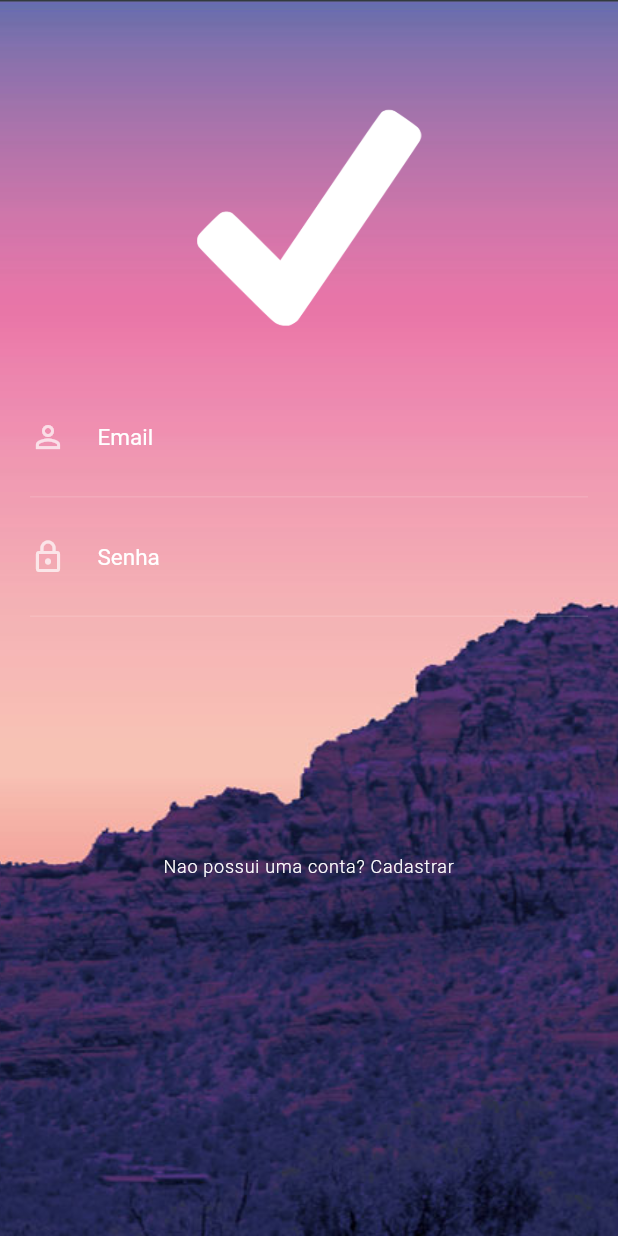
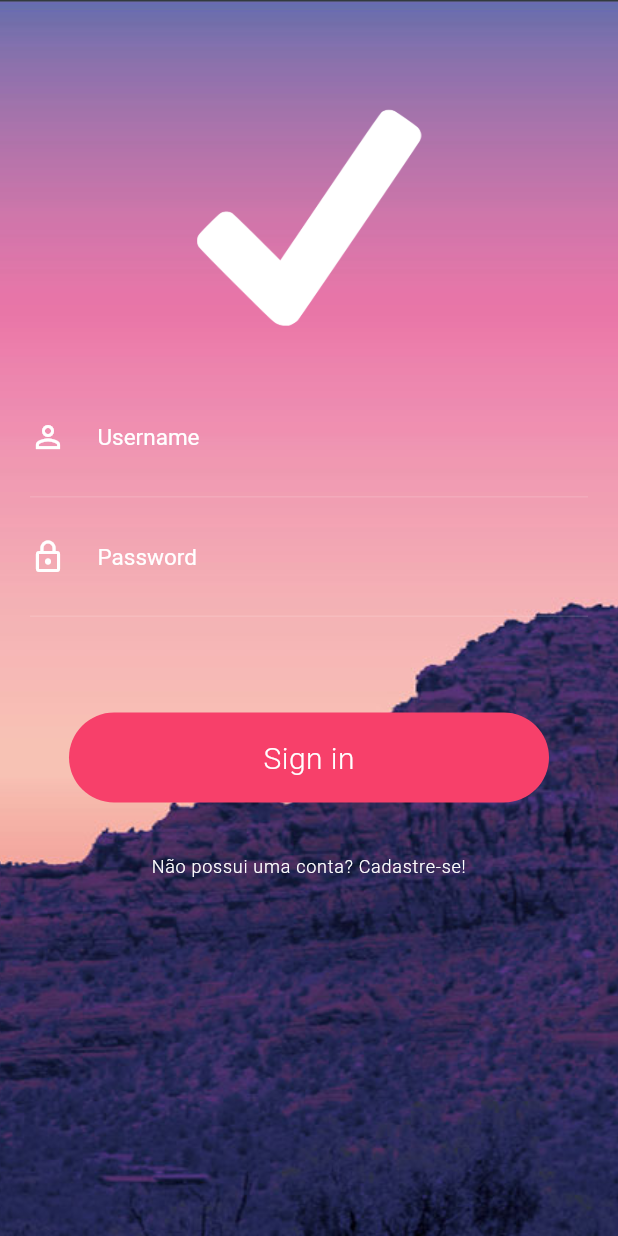
Before and after one commit to souzaleandror/flutter_app_animations, a Flutter app: the screen it shows after launch, on a phone screen of 412 x 824 dp. Run offline on Flutter 3.47's test engine with Material 2 defaults, Android fonts, the phone set to English and light mode, and no system bars.

Commit message:
Commit Final

```diff
--- /dev/null
+++ b/lib/screens/home/widgets/stagger_animation.dart
@@ -0,0 +1,57 @@
+import 'package:flutter/material.dart';
+
+import 'animated_list_view.dart';
+import 'fade_container.dart';
+import 'home_top.dart';
+
+class StaggerAnimation extends StatelessWidget {
+  final AnimationController controller;
+
+  StaggerAnimation({@required this.controller})
+      : containerGrow = CurvedAnimation(parent: controller, curve: Curves.ease),
+        listSlidePosition = EdgeInsetsTween(
+                begin: EdgeInsets.only(bottom: 0),
+                end: EdgeInsets.only(bottom: 80))
+            .animate(CurvedAnimation(
+                parent: controller,
+                curve: Interval(0.325, 0.8, curve: Curves.ease))),
+        fadeAnimation = ColorTween(
+          begin: Color.fromRGBO(247, 64, 106, 1.0),
+          end: Color.fromRGBO(247, 64, 106, 0.0),
+        ).animate(
+            CurvedAnimation(parent: controller, curve: Curves.decelerate));
+
+  final Animation<double> containerGrow;
+  final Animation<EdgeInsets> listSlidePosition;
+  final Animation<Color> fadeAnimation;
+
+  Widget _buildAnimation(BuildContext context, Widget child) {
+    return Stack(
+      children: <Widget>[
+        ListView(
+          padding: EdgeInsets.zero,
+          children: <Widget>[
+            HomeTop(containerGrow: containerGrow),
+            AnimatedListView(
+              listSlidePosition: listSlidePosition,
+            )
+          ],
+        ),
+        IgnorePointer(
+          child: FadeContainer(
+            fadeAnimation: fadeAnimation,
+          ),
+        )
+      ],
+    );
+  }
+
+  @override
+  Widget build(BuildContext context) {
+    return Scaffold(
+      body: Container(
+        child: AnimatedBuilder(animation: controller, builder: _buildAnimation),
+      ),
+    );
+  }
+}
--- a/lib/screens/login/login_screen.dart
+++ b/lib/screens/login/login_screen.dart
@@ -1,15 +1,46 @@
 import 'package:flutter/material.dart';
+import 'package:flutter/scheduler.dart' show timeDilation;
+import 'package:flutter_app_animations/screens/home/home_screen.dart';
 import 'package:flutter_app_animations/screens/login/widgets/form_container.dart';
 import 'package:flutter_app_animations/screens/login/widgets/sign_up_button.dart';
+import 'package:flutter_app_animations/screens/login/widgets/stagger_animation.dart';
 
 class LoginScreen extends StatefulWidget {
   @override
   _LoginScreenState createState() => _LoginScreenState();
 }
 
-class _LoginScreenState extends State<LoginScreen> {
+class _LoginScreenState extends State<LoginScreen>
+    with SingleTickerProviderStateMixin {
+  AnimationController _animationController;
+
+  @override
+  void initState() {
+    super.initState();
+
+    _animationController = AnimationController(
+      vsync: this,
+      duration: Duration(seconds: 2),
+    );
+
+    _animationController.addStatusListener((status) {
+      if (status == AnimationStatus.completed) {
+        Navigator.of(context).pushReplacement(
+            MaterialPageRoute(builder: (context) => HomeScreen()));
+      }
+    });
+  }
+
+  @override
+  void dispose() {
+    _animationController.dispose();
+    super.dispose();
+  }
+
   @override
   Widget build(BuildContext context) {
+    timeDilation = 1;
+
     return Scaffold(
       body: Container(
         decoration: BoxDecoration(
@@ -19,6 +50,7 @@ class _LoginScreenState extends State<LoginScreen> {
           padding: EdgeInsets.zero,
           children: <Widget>[
             Stack(
+              alignment: Alignment.bottomCenter,
               children: <Widget>[
                 Column(
                   children: <Widget>[
@@ -32,9 +64,10 @@ class _LoginScreenState extends State<LoginScreen> {
                       ),
                     ),
                     FormContainer(),
-                    SignUpButton(),
+                    SignUpButton()
                   ],
-                )
+                ),
+                StaggerAnimation(controller: _animationController.view)
               ],
             )
           ],
--- a/lib/screens/login/widgets/form_container.dart
+++ b/lib/screens/login/widgets/form_container.dart
@@ -1,5 +1,6 @@
 import 'package:flutter/material.dart';
-import 'package:flutter_app_animations/screens/login/widgets/input_field.dart';
+
+import 'input_field.dart';
 
 class FormContainer extends StatelessWidget {
   @override
@@ -10,15 +11,15 @@ class FormContainer extends StatelessWidget {
         child: Column(
           children: <Widget>[
             InputField(
-              hint: "Email",
+              hint: "Username",
               obscure: false,
               icon: Icons.person_outline,
             ),
             InputField(
-              hint: "Senha",
+              hint: "Password",
               obscure: true,
               icon: Icons.lock_outline,
-            ),
+            )
           ],
         ),
       ),
--- a/lib/screens/login/widgets/input_field.dart
+++ b/lib/screens/login/widgets/input_field.dart
@@ -11,13 +11,23 @@ class InputField extends StatelessWidget {
   Widget build(BuildContext context) {
     return Container(
       decoration: BoxDecoration(
-          border:
-              Border(bottom: BorderSide(color: Colors.white24, width: 0.5))),
+        border: Border(
+          bottom: BorderSide(
+            color: Colors.white24,
+            width: 0.5,
+          ),
+        ),
+      ),
       child: TextFormField(
         obscureText: obscure,
-        style: TextStyle(color: Colors.white),
+        style: TextStyle(
+          color: Colors.white,
+        ),
         decoration: InputDecoration(
-            icon: Icon(icon, color: Colors.white70),
+            icon: Icon(
+              icon,
+              color: Colors.white,
+            ),
             border: InputBorder.none,
             hintText: hint,
             hintStyle: TextStyle(
--- a/lib/screens/login/widgets/sign_up_button.dart
+++ b/lib/screens/login/widgets/sign_up_button.dart
@@ -4,20 +4,17 @@ class SignUpButton extends StatelessWidget {
   @override
   Widget build(BuildContext context) {
     return FlatButton(
-      padding: EdgeInsets.only(
-        top: 160,
-      ),
+      padding: EdgeInsets.only(top: 160),
       onPressed: () {},
       child: Text(
-        "Nao possui uma conta? Cadastrar",
+        "Não possui uma conta? Cadastre-se!",
         textAlign: TextAlign.center,
         overflow: TextOverflow.ellipsis,
         style: TextStyle(
-          fontWeight: FontWeight.w300,
-          color: Colors.white,
-          fontSize: 12,
-          letterSpacing: 0.5,
-        ),
+            fontWeight: FontWeight.w300,
+            color: Colors.white,
+            fontSize: 12,
+            letterSpacing: 0.5),
       ),
     );
   }
--- /dev/null
+++ b/lib/screens/login/widgets/stagger_animation.dart
@@ -0,0 +1,76 @@
+import 'package:flutter/material.dart';
+
+class StaggerAnimation extends StatelessWidget {
+  final AnimationController controller;
+
+  StaggerAnimation({this.controller})
+      : buttonSqueeze = Tween(begin: 320.0, end: 60.0).animate(
+            CurvedAnimation(parent: controller, curve: Interval(0.0, 0.150))),
+        buttonZoomOut = Tween(
+          begin: 60.0,
+          end: 1000.0,
+        ).animate(CurvedAnimation(
+          parent: controller,
+          curve: Interval(0.5, 1, curve: Curves.bounceOut),
+        ));
+
+  final Animation<double> buttonSqueeze;
+  final Animation<double> buttonZoomOut;
+
+  Widget _buildAnimation(BuildContext context, Widget child) {
+    return Padding(
+      padding: EdgeInsets.only(bottom: 50),
+      child: InkWell(
+          onTap: () {
+            controller.forward();
+          },
+          child: Hero(
+            tag: "fade",
+            child: buttonZoomOut.value == 60
+                ? Container(
+                    width: buttonSqueeze.value,
+                    height: 60,
+                    alignment: Alignment.center,
+                    decoration: BoxDecoration(
+                        color: Color.fromRGBO(247, 64, 106, 1.0),
+                        borderRadius: BorderRadius.all(Radius.circular(30.0))),
+                    child: _buildInside(context))
+                : Container(
+                    width: buttonZoomOut.value,
+                    height: buttonZoomOut.value,
+                    decoration: BoxDecoration(
+                        color: Color.fromRGBO(247, 64, 106, 1.0),
+                        shape: buttonZoomOut.value < 500
+                            ? BoxShape.circle
+                            : BoxShape.rectangle),
+                  ),
+          )),
+    );
+  }
+
+  Widget _buildInside(BuildContext context) {
+    if (buttonSqueeze.value > 75) {
+      return Text(
+        "Sign in",
+        style: TextStyle(
+            color: Colors.white,
+            fontSize: 20,
+            fontWeight: FontWeight.w300,
+            letterSpacing: 0.3),
+      );
+    } else {
+      return CircularProgressIndicator(
+        valueColor: AlwaysStoppedAnimation<Color>(Colors.white),
+        strokeWidth: 1.0,
+      );
+    }
+  }
+
+  @override
+  Widget build(BuildContext context) {
+    return AnimatedBuilder(
+      builder: _buildAnimation,
+      animation: controller,
+    );
+  }
+}
```
Also changed, not shown: lib/screens/home/home_screen.dart (added, +38 -0 lines), lib/screens/home/widgets/animated_list_view.dart (added, +54 -0 lines), lib/screens/home/widgets/category_view.dart (added, +57 -0 lines), lib/screens/home/widgets/fade_container.dart (added, +17 -0 lines), lib/screens/home/widgets/home_top.dart (added, +62 -0 lines), lib/screens/home/widgets/list_data.dart (added, +52 -0 lines), lib/generated/i18n.dart (added).
